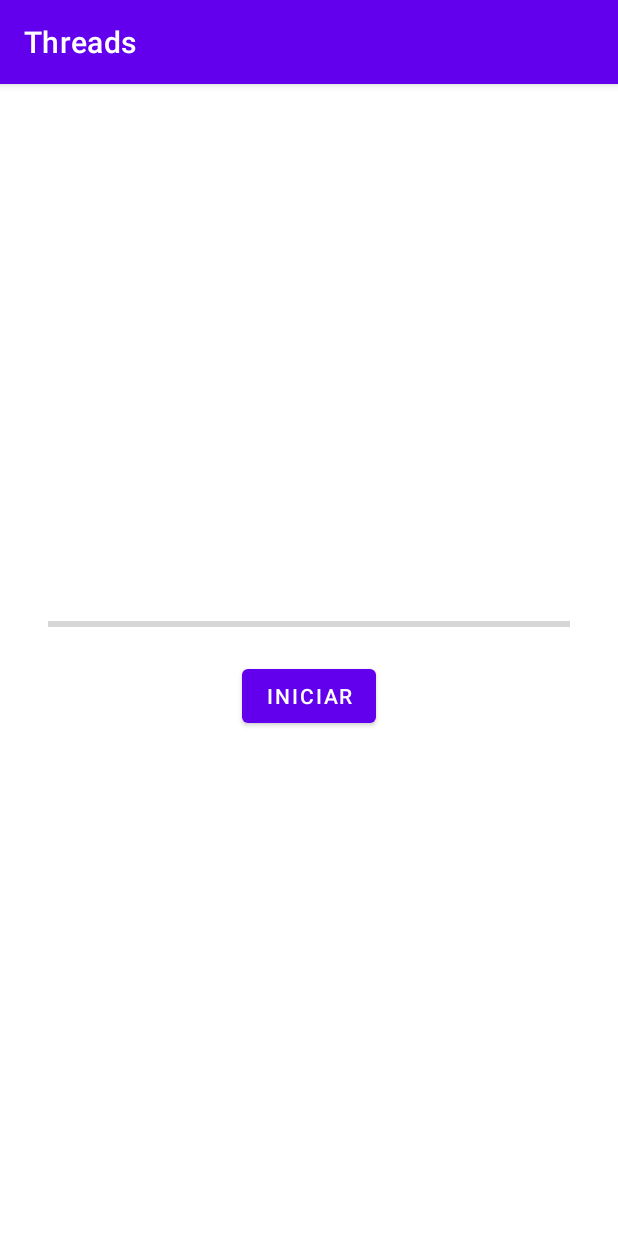
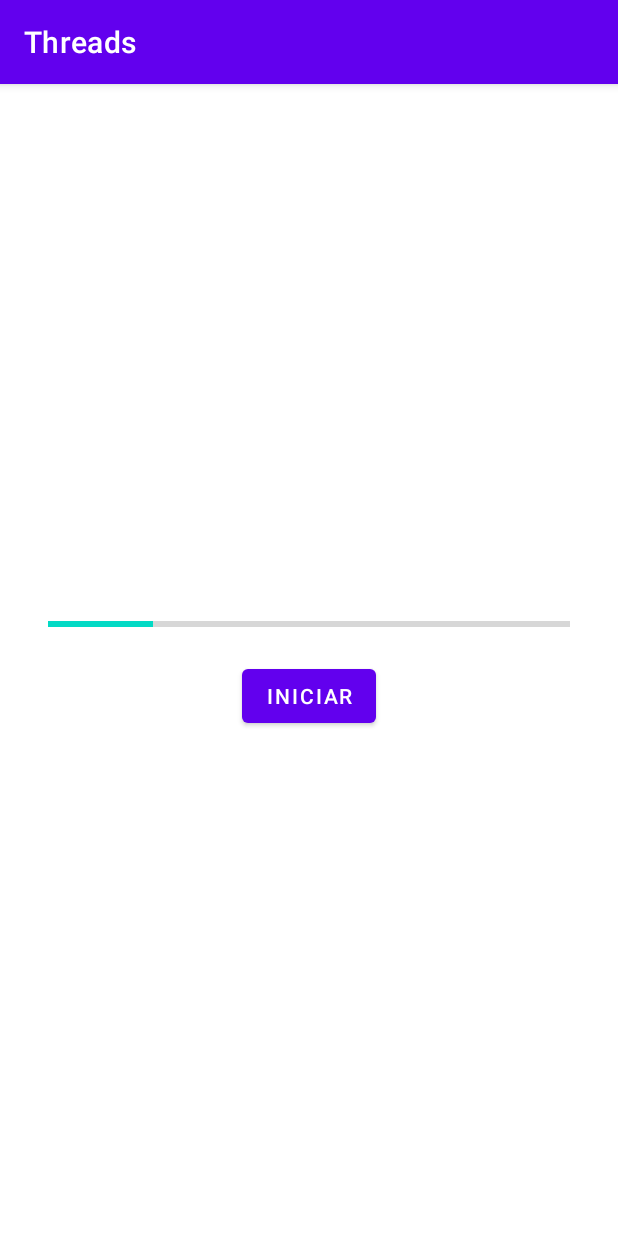
Before and after one commit to Gabriel-Almeida00/App_Android_WebServices, an Android app: the screen it shows after launch (MainActivity), after a tap on "INICIAR", on a phone screen of 412 x 824 dp. Run offline under Robolectric (Android 15) with nearby library versions, the phone set to English and light mode, and no system bars.

Commit message:
tarefa assincrona finalizada

```diff
--- a/app/src/main/java/com/example/threads/MainActivity.java
+++ b/app/src/main/java/com/example/threads/MainActivity.java
@@ -11,6 +11,7 @@ import android.util.Log;
 import android.view.View;
 import android.widget.Button;
 import android.widget.ProgressBar;
+import android.widget.Toast;
 
 public class MainActivity extends AppCompatActivity {
 
@@ -25,14 +26,46 @@ public class MainActivity extends AppCompatActivity {
     }
 
     public void IniciarTaskAsync(View v){
-
+        MyAsyncTask task = new MyAsyncTask();
+        task.execute(10);
     }
 
     class MyAsyncTask extends AsyncTask<Integer,Integer,String >{
         @Override
+        protected void onPreExecute() {
+            super.onPreExecute();
+            progressBar.setVisibility(View.VISIBLE);
+        }
+
+        @Override
         protected String doInBackground(Integer... integers) {
-            return null;
+
+            int numero = integers[0];
+            for(int i=0; i < numero; i++){
+                publishProgress(i);
+                try {
+                    Thread.sleep(1000);
+                } catch (InterruptedException e) {
+                    throw new RuntimeException(e);
+                }
+            }
+
+            return "Finalizado";
+        }
+
+        @Override
+        protected void onProgressUpdate(Integer... values) {
+            super.onProgressUpdate(values);
+            progressBar.setProgress(values[0]);
+        }
+
+        @Override
+        protected void onPostExecute(String s) {
+            super.onPostExecute(s);
+            Toast.makeText(MainActivity.this,
+                    s, Toast.LENGTH_SHORT).show();
+            progressBar.setProgress(0);
+            progressBar.setVisibility(View.INVISIBLE);
         }
     }
-
 }
--- a/app/src/main/res/layout/activity_main.xml
+++ b/app/src/main/res/layout/activity_main.xml
@@ -14,7 +14,11 @@
         style="?android:attr/progressBarStyleHorizontal"
         android:layout_width="match_parent"
         android:layout_height="wrap_content"
-        android:layout_margin="16dp" />
+        android:layout_margin="16dp"
+        android:max="10"
+        android:progress="0"
+        android:visibility="invisible"
+        tools:visibility="visible" />
 
     <Button
         android:id="@+id/button3"
```
